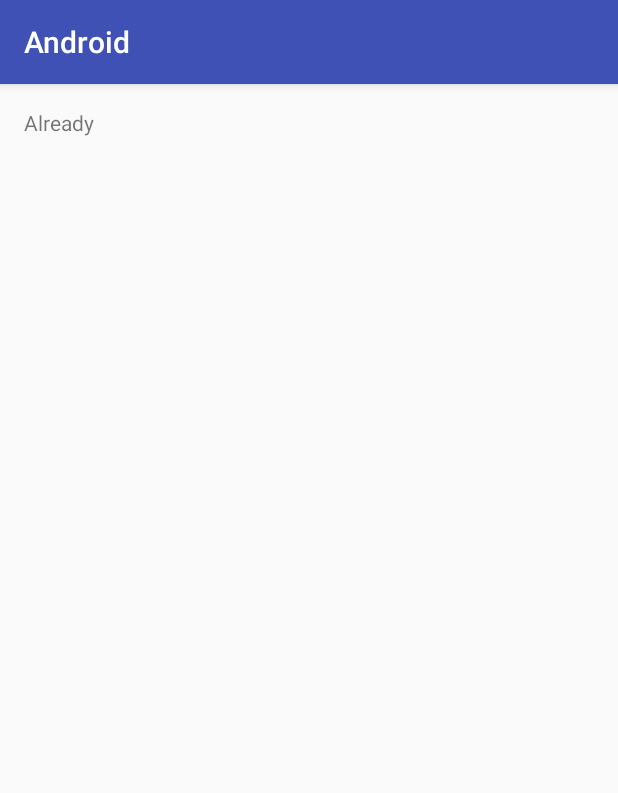
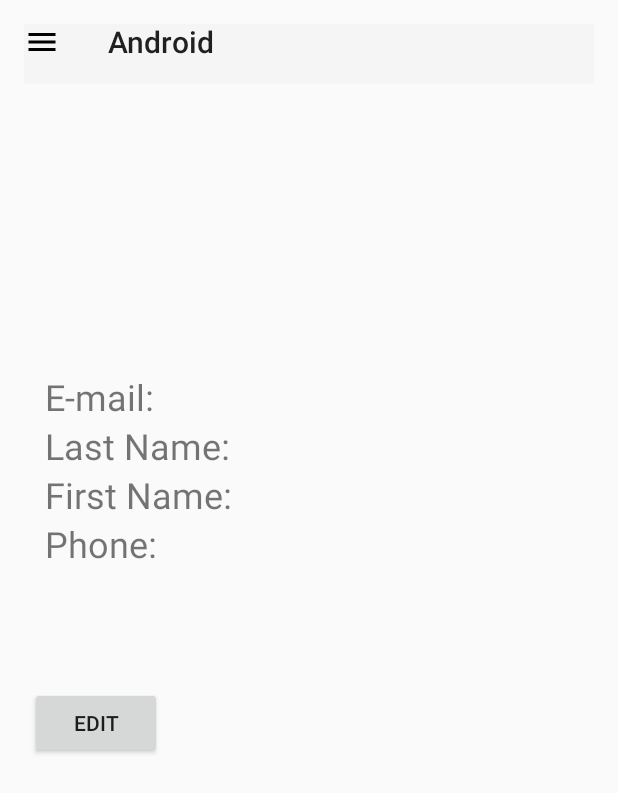
Before and after one commit to Programeezy/AndroidLab, an Android app: the screen it shows after launch (MainActivity), on a phone screen of 412 x 824 dp. Shown: the top 793 px of the screen. Run offline under Robolectric (Android 15) with nearby library versions, the phone set to English and light mode, and no system bars.

Commit message:
Add profile fragment

```diff
--- a/app/src/main/AndroidManifest.xml
+++ b/app/src/main/AndroidManifest.xml
@@ -1,5 +1,6 @@
 <?xml version="1.0" encoding="utf-8"?>
 <manifest xmlns:android="http://schemas.android.com/apk/res/android"
+    xmlns:tools="http://schemas.android.com/tools"
     package="tim.android" >
     <uses-permission android:name="android.permission.READ_PHONE_STATE" />
     <application
@@ -7,7 +8,8 @@
         android:icon="@mipmap/ic_launcher"
         android:label="@string/app_name"
         android:supportsRtl="true"
-        android:theme="@style/AppTheme" >
+        android:theme="@style/Theme.AppCompat.Light.NoActionBar"
+        tools:ignore="GoogleAppIndexingWarning">
         <activity android:name=".MainActivity" >
             <intent-filter>
                 <action android:name="android.intent.action.MAIN" />
--- a/app/src/main/java/tim/android/MainActivity.java
+++ b/app/src/main/java/tim/android/MainActivity.java
@@ -3,25 +3,65 @@
 import android.Manifest;
 import android.content.Context;
 import android.content.pm.PackageManager;
+import android.net.Uri;
 import android.os.Bundle;
-import android.support.annotation.NonNull;
-import android.support.v4.app.ActivityCompat;
-import android.support.v4.content.ContextCompat;
-import android.support.v7.app.AppCompatActivity;
 import android.telephony.TelephonyManager;
+import android.view.MenuItem;
 import android.widget.TextView;
 import android.widget.Toast;
 
-public class MainActivity extends AppCompatActivity {
+import com.google.android.material.navigation.NavigationView;
+
+import androidx.annotation.NonNull;
+import androidx.appcompat.app.ActionBar;
+import androidx.appcompat.app.AppCompatActivity;
+import androidx.appcompat.widget.Toolbar;
+import androidx.core.app.ActivityCompat;
+import androidx.core.content.ContextCompat;
+import androidx.core.view.GravityCompat;
+import androidx.drawerlayout.widget.DrawerLayout;
+import androidx.fragment.app.Fragment;
+import androidx.fragment.app.FragmentManager;
+import androidx.navigation.NavController;
+import androidx.navigation.Navigation;
+
+
+public class MainActivity extends AppCompatActivity implements ProfileFragment.OnFragmentInteractionListener {
 
     private final int REQUEST_PERMISSION_PHONE_STATE = 1;
+    private DrawerLayout mDrawerLayout;
+    private NavController navController;
 
     @Override
     protected void onCreate(Bundle savedInstanceState) {
         super.onCreate(savedInstanceState);
         setContentView(R.layout.activity_main);
+
+        mDrawerLayout = findViewById(R.id.draw_layout);
+        navController = Navigation.findNavController(this, R.id.my_nav_host_fragment);
+
+        NavigationView navigationView = findViewById(R.id.nav_view);
+        navigationView.setNavigationItemSelectedListener(
+                new NavigationView.OnNavigationItemSelectedListener() {
+                    @Override
+                    public boolean onNavigationItemSelected(MenuItem menuItem) {
+                        // set item as selected to persist highlight
+                        selectDrawerItem(menuItem);
+
+                        // Add code here to update the UI based on the item selected
+                        // For example, swap UI fragments here
+
+                        return true;
+                    }
+                });
+
+        Toolbar toolbar = findViewById(R.id.toolbar);
+        setSupportActionBar(toolbar);
+        ActionBar actionbar = getSupportActionBar();
+        actionbar.setDisplayHomeAsUpEnabled(true);
+        actionbar.setHomeAsUpIndicator(R.drawable.ic_menu_black_24dp);
         TelephonyManager tm = (TelephonyManager) getSystemService(Context.TELEPHONY_SERVICE);
-        TextView imeiView = (TextView) findViewById(R.id.textView);
+        TextView imeiView = findViewById(R.id.textView);
 
         if (ContextCompat.checkSelfPermission(this,
                 Manifest.permission.READ_PHONE_STATE)
@@ -46,6 +86,37 @@
     }
 
     @Override
+    public boolean onOptionsItemSelected(MenuItem item) {
+        switch (item.getItemId()) {
+            case android.R.id.home:
+                mDrawerLayout.openDrawer(GravityCompat.START);
+                return true;
+        }
+        return super.onOptionsItemSelected(item);
+    }
+
+    public void selectDrawerItem(MenuItem menuItem) {
+        // Создать новый фрагмент и задать фрагмент для отображения
+        // на основе нажатия на элемент навигации
+        Fragment fragment = null;
+        Class fragmentClass;
+        switch(menuItem.getItemId()) {
+            case R.id.nav_profile:
+                navController.navigate(R.id.profileFragment);
+                break;
+            default:
+                fragmentClass = ProfileFragment.class;
+        }
+
+        // Выделение существующего элемента выполнено с помощью
+        // NavigationView
+        menuItem.setChecked(true);
+        // Установить заголовок для action bar'а
+        setTitle(menuItem.getTitle());
+        // Закрыть navigation drawer
+        mDrawerLayout.closeDrawers();
+    }
+    @Override
     public void onRequestPermissionsResult(int requestCode, @NonNull String[] permissions, @NonNull int[] grantResults) {
         super.onRequestPermissionsResult(requestCode, permissions, grantResults);
         TextView imeiView = (TextView) findViewById(R.id.textView);
@@ -59,9 +130,14 @@
                 } else {
                     imeiView.setText("Denied!");
                 }
-                return;
             }
 
         }
     }
+
+
+    @Override
+    public void onFragmentInteraction(Uri uri) {
+
+    }
 }
--- /dev/null
+++ b/app/src/main/java/tim/android/ProfileFragment.java
@@ -0,0 +1,127 @@
+package tim.android;
+
+import android.content.Context;
+import android.net.Uri;
+import android.os.Bundle;
+
+import androidx.annotation.NonNull;
+import androidx.fragment.app.Fragment;
+
+import android.view.LayoutInflater;
+import android.view.View;
+import android.view.ViewGroup;
+import android.widget.Button;
+import android.widget.ViewSwitcher;
+
+import java.util.Objects;
+
+
+/**
+ * A simple {@link Fragment} subclass.
+ * Activities that contain this fragment must implement the
+ * {@link ProfileFragment.OnFragmentInteractionListener} interface
+ * to handle interaction events.
+ * Use the {@link ProfileFragment#newInstance} factory method to
+ * create an instance of this fragment.
+ */
+public class ProfileFragment extends Fragment {
+    // TODO: Rename parameter arguments, choose names that match
+    // the fragment initialization parameters, e.g. ARG_ITEM_NUMBER
+    private static final String ARG_PARAM1 = "param1";
+    private static final String ARG_PARAM2 = "param2";
+
+    // TODO: Rename and change types of parameters
+    private String mParam1;
+    private String mParam2;
+    private ViewSwitcher viewSwitcher;
+    private OnFragmentInteractionListener mListener;
+
+    public ProfileFragment() {
+        // Required empty public constructor
+    }
+
+    /**
+     * Use this factory method to create a new instance of
+     * this fragment using the provided parameters.
+     *
+     * @param param1 Parameter 1.
+     * @param param2 Parameter 2.
+     * @return A new instance of fragment ProfileFragment.
+     */
+    // TODO: Rename and change types and number of parameters
+    public static ProfileFragment newInstance(String param1, String param2) {
+        ProfileFragment fragment = new ProfileFragment();
+        Bundle args = new Bundle();
+        args.putString(ARG_PARAM1, param1);
+        args.putString(ARG_PARAM2, param2);
+        fragment.setArguments(args);
+        return fragment;
+    }
+
+    @Override
+    public void onCreate(Bundle savedInstanceState) {
+        super.onCreate(savedInstanceState);
+        if (getArguments() != null) {
+            mParam1 = getArguments().getString(ARG_PARAM1);
+            mParam2 = getArguments().getString(ARG_PARAM2);
+        }
+
+
+    }
+
+    @Override
+    public View onCreateView(@NonNull LayoutInflater inflater, ViewGroup container,
+                             Bundle savedInstanceState) {
+        // Inflate the layout for this fragment
+
+        View root = inflater.inflate(R.layout.fragment_profile, container, false);
+        viewSwitcher = root.findViewById(R.id.view_switcher);
+        Button editButton = root.findViewById(R.id.edit_button);
+        editButton.setOnClickListener(new View.OnClickListener() {
+            @Override
+            public void onClick(View v) {
+                viewSwitcher.showNext();
+            }
+        });
+        return root;
+    }
+
+    // TODO: Rename method, update argument and hook method into UI event
+    public void onButtonPressed(Uri uri) {
+        if (mListener != null) {
+            mListener.onFragmentInteraction(uri);
+        }
+    }
+
+    @Override
+    public void onAttach(Context context) {
+        super.onAttach(context);
+        if (context instanceof OnFragmentInteractionListener) {
+            mListener = (OnFragmentInteractionListener) context;
+        } else {
+            throw new RuntimeException(context.toString()
+                    + " must implement OnFragmentInteractionListener");
+        }
+    }
+
+    @Override
+    public void onDetach() {
+        super.onDetach();
+        mListener = null;
+    }
+
+    /**
+     * This interface must be implemented by activities that contain this
+     * fragment to allow an interaction in this fragment to be communicated
+     * to the activity and potentially other fragments contained in that
+     * activity.
+     * <p>
+     * See the Android Training lesson <a href=
+     * "http://developer.android.com/training/basics/fragments/communicating.html"
+     * >Communicating with Other Fragments</a> for more information.
+     */
+    public interface OnFragmentInteractionListener {
+        // TODO: Update argument type and name
+        void onFragmentInteraction(Uri uri);
+    }
+}
--- /dev/null
+++ b/app/src/main/res/drawable/ic_menu_black_24dp.xml
@@ -0,0 +1,9 @@
+<vector xmlns:android="http://schemas.android.com/apk/res/android"
+        android:width="24dp"
+        android:height="24dp"
+        android:viewportWidth="24.0"
+        android:viewportHeight="24.0">
+    <path
+        android:fillColor="#FF000000"
+        android:pathData="M3,18h18v-2L3,16v2zM3,13h18v-2L3,11v2zM3,6v2h18L21,6L3,6z"/>
+</vector>
--- a/app/src/main/res/layout-land/activity_main.xml
+++ b/app/src/main/res/layout-land/activity_main.xml
@@ -1,11 +1,19 @@
 <?xml version="1.0" encoding="utf-8"?>
-<RelativeLayout xmlns:android="http://schemas.android.com/apk/res/android"
+<androidx.drawerlayout.widget.DrawerLayout xmlns:android="http://schemas.android.com/apk/res/android"
                 android:layout_width="match_parent"
+                android:id="@+id/draw_layout"
                 android:layout_height="match_parent">
+
+    <FrameLayout
+        android:id="@+id/content_frame"
+        android:layout_width="match_parent"
+        android:layout_height="match_parent" />
+
+    <!-- Container for contents of drawer - use NavigationView to make configuration easier -->
 
     <TextView
             android:layout_width="wrap_content"
             android:layout_height="wrap_content"
             android:text=""
             android:id="@+id/textView"/>
-</RelativeLayout>
+</androidx.drawerlayout.widget.DrawerLayout>
--- a/app/src/main/res/layout/activity_main.xml
+++ b/app/src/main/res/layout/activity_main.xml
@@ -1,8 +1,8 @@
 <?xml version="1.0" encoding="utf-8"?>
-<RelativeLayout
-    xmlns:android="http://schemas.android.com/apk/res/android"
+<androidx.drawerlayout.widget.DrawerLayout xmlns:android="http://schemas.android.com/apk/res/android"
     xmlns:tools="http://schemas.android.com/tools"
-    android:id="@+id/activity_main"
+    xmlns:app="http://schemas.android.com/apk/res-auto"
+    android:id="@+id/draw_layout"
     android:layout_width="match_parent"
     android:layout_height="match_parent"
     android:paddingLeft="@dimen/activity_horizontal_margin"
@@ -11,9 +11,42 @@
     android:paddingBottom="@dimen/activity_vertical_margin"
     tools:context="tim.android.MainActivity">
 
-    <TextView
+    <LinearLayout
+        android:id="@+id/content_frame"
+        android:layout_width="match_parent"
+        android:layout_height="match_parent"
+        android:orientation="vertical">
+
+        <androidx.appcompat.widget.Toolbar
+            android:id="@+id/toolbar"
+            android:layout_width="match_parent"
+            android:layout_height="?attr/actionBarSize"
+            android:background="?attr/colorPrimary"
+            android:theme="@style/ThemeOverlay.AppCompat.ActionBar" />
+
+        <fragment
+            android:layout_width="match_parent"
+            android:layout_height="match_parent"
+            android:id="@+id/my_nav_host_fragment"
+            android:name="androidx.navigation.fragment.NavHostFragment"
+            app:navGraph="@navigation/nav_graph"
+            app:defaultNavHost="true"
+            />
+
+        <TextView
+            android:layout_width="wrap_content"
+            android:layout_height="wrap_content"
+            android:text=""
+            android:id="@+id/textView"/>
+    </LinearLayout>
+
+    <!-- Container for contents of drawer - use NavigationView to make configuration easier -->
+    <com.google.android.material.navigation.NavigationView
+        android:id="@+id/nav_view"
         android:layout_width="wrap_content"
-        android:layout_height="wrap_content"
-        android:text=""
-        android:id="@+id/textView"/>
-</RelativeLayout>
+        android:layout_height="match_parent"
+        android:layout_gravity="start"
+        android:fitsSystemWindows="true"
+        app:menu="@menu/drawer_view"/>
+
+</androidx.drawerlayout.widget.DrawerLayout>
--- /dev/null
+++ b/app/src/main/res/layout/fragment_profile.xml
@@ -0,0 +1,224 @@
+<?xml version="1.0" encoding="utf-8"?>
+
+<LinearLayout xmlns:android="http://schemas.android.com/apk/res/android"
+    xmlns:app="http://schemas.android.com/apk/res-auto"
+    xmlns:tools="http://schemas.android.com/tools"
+    android:layout_width="match_parent"
+    android:layout_height="match_parent"
+    android:orientation="vertical"
+    tools:context=".ProfileFragment">
+
+    <!-- TODO: Update blank fragment layout -->
+
+
+    <ImageView
+        android:id="@+id/imageView"
+        android:layout_width="200dp"
+        android:layout_height="192dp"
+        android:contentDescription="@string/photo_contentDescription"
+        android:paddingTop="30dp"
+        tools:src="@tools:sample/avatars" />
+
+    <ViewSwitcher
+        android:id="@+id/view_switcher"
+        android:layout_width="match_parent"
+        android:layout_height="210dp">
+
+        <TableLayout
+            android:layout_width="match_parent"
+            android:layout_height="match_parent"
+            android:layout_gravity="bottom">
+
+            <TableRow
+                android:layout_width="match_parent"
+                android:layout_height="match_parent">
+
+                <TextView
+                    android:id="@+id/email_label"
+                    android:layout_width="match_parent"
+                    android:layout_height="wrap_content"
+                    android:paddingStart="30dp"
+                    android:paddingEnd="30dp"
+                    android:text="@string/email_label"
+                    android:textSize="24sp" />
+
+                <TextView
+                    android:id="@+id/email"
+                    android:layout_width="match_parent"
+                    android:layout_height="wrap_content"
+                    android:text=""
+                    android:textSize="24sp" />
+            </TableRow>
+
+            <TableRow
+                android:layout_width="match_parent"
+                android:layout_height="match_parent">
+
+                <TextView
+                    android:id="@+id/last_name_label"
+                    android:layout_width="match_parent"
+                    android:layout_height="wrap_content"
+                    android:paddingStart="30dp"
+                    android:paddingEnd="30dp"
+                    android:text="@string/last_name_label"
+                    android:textSize="24sp" />
+
+                <TextView
+                    android:id="@+id/last_name"
+                    android:layout_width="match_parent"
+                    android:layout_height="wrap_content"
+                    android:text=""
+                    android:textSize="24sp" />
+            </TableRow>
+
+            <TableRow
+                android:layout_width="match_parent"
+                android:layout_height="match_parent">
+
+                <TextView
+                    android:id="@+id/first_name_label"
+                    android:layout_width="match_parent"
+                    android:layout_height="wrap_content"
+                    android:paddingStart="30dp"
+                    android:paddingEnd="30dp"
+                    android:text="@string/first_name_label"
+                    android:textSize="24sp" />
+
+                <TextView
+                    android:id="@+id/first_name"
+                    android:layout_width="match_parent"
+                    android:layout_height="wrap_content"
+                    android:text=""
+                    android:textSize="24sp" />
+            </TableRow>
+
+            <TableRow
+                android:layout_width="match_parent"
+                android:layout_height="match_parent">
+
+                <TextView
+                    android:id="@+id/phone_label"
+                    android:layout_width="match_parent"
+                    android:layout_height="wrap_content"
+                    android:paddingStart="30dp"
+                    android:paddingEnd="30dp"
+                    android:text="@string/phone_label"
+                    android:textSize="24sp" />
+
+                <TextView
+                    android:id="@+id/phone"
+                    android:layout_width="match_parent"
+                    android:layout_height="wrap_content"
+                    android:text=""
+                    android:textSize="24sp" />
+            </TableRow>
+        </TableLayout>
+
+        <TableLayout
+            android:layout_width="match_parent"
+            android:layout_height="match_parent"
+            android:layout_gravity="bottom">
+
+            <TableRow
+                android:layout_width="match_parent"
+                android:layout_height="wrap_content">
+
+                <TextView
+                    android:id="@+id/email_label_edit"
+                    android:layout_width="match_parent"
+                    android:layout_height="wrap_content"
+                    android:paddingStart="30dp"
+                    android:paddingEnd="30dp"
+                    android:text="@string/email_label"
+                    android:textSize="24sp" />
+
+                <EditText
+                    android:id="@+id/email_edit"
+                    android:layout_width="match_parent"
+                    android:layout_height="wrap_content"
+                    android:inputType="textEmailAddress"
+                    android:labelFor="@id/email"
+                    android:textSize="18sp"
+                    android:hint="@string/enter_email"
+                    android:ems="15"
+                    />
+            </TableRow>
+
+            <TableRow
+                android:layout_width="match_parent"
+                android:layout_height="wrap_content">
+
+                <TextView
+                    android:id="@+id/last_name_label_edit"
+                    android:layout_width="match_parent"
+                    android:layout_height="wrap_content"
+                    android:paddingStart="30dp"
+                    android:paddingEnd="30dp"
+                    android:text="@string/last_name_label"
+                    android:textSize="24sp" />
+
+                <EditText
+                    android:id="@+id/last_name_edit"
+                    android:layout_width="match_parent"
+                    android:layout_height="wrap_content"
+                    android:inputType="text"
+                    android:labelFor="@id/last_name"
+                    android:hint="@string/last_name_hint"
+                    android:textSize="18sp" />
+            </TableRow>
+
+            <TableRow
+                android:layout_width="match_parent"
+                android:layout_height="wrap_content">
+
+                <TextView
+                    android:id="@+id/first_name_label_edit"
+                    android:layout_width="match_parent"
+                    android:layout_height="wrap_content"
+                    android:paddingStart="30dp"
+                    android:paddingEnd="30dp"
+                    android:text="@string/first_name_label"
+                    android:textSize="24sp" />
+
+                <EditText
+                    android:id="@+id/first_name_edit"
+                    android:layout_width="match_parent"
+                    android:layout_height="wrap_content"
+                    android:inputType="text"
+                    android:labelFor="@id/first_name"
+                    android:hint="@string/first_name_hint"
+                    android:textSize="18sp" />
+            </TableRow>
+
+            <TableRow
+                android:layout_width="match_parent"
+                android:layout_height="wrap_content">
+
+                <TextView
+                    android:id="@+id/phone_label_edit"
+                    android:layout_width="match_parent"
+                    android:layout_height="wrap_content"
+                    android:paddingStart="30dp"
+                    android:paddingEnd="30dp"
+                    android:text="@string/phone_label"
+                    android:textSize="24sp" />
+
+                <EditText
+                    android:id="@+id/phone_edit"
+                    android:layout_width="match_parent"
+                    android:layout_height="wrap_content"
+                    android:inputType="phone"
+                    android:labelFor="@id/phone"
+                    android:hint="@string/phone_hint"
+                    android:textSize="18sp" />
+            </TableRow>
+        </TableLayout>
+
+    </ViewSwitcher>
+    <Button
+        android:id="@+id/edit_button"
+        android:layout_width="wrap_content"
+        android:layout_height="wrap_content"
+        android:layout_marginStart="20dp"
+        android:text="Edit"/>
+</LinearLayout>
--- /dev/null
+++ b/app/src/main/res/menu/drawer_view.xml
@@ -0,0 +1,11 @@
+<?xml version="1.0" encoding="utf-8"?>
+<menu xmlns:android="http://schemas.android.com/apk/res/android">
+    <group android:checkableBehavior="single">
+        <item
+            android:id="@+id/nav_profile"
+            android:title="@string/nav_profile" />
+        <item
+            android:id="@+id/nav_about"
+            android:title="@string/nav_about" />
+    </group>
+</menu>
--- /dev/null
+++ b/app/src/main/res/navigation/nav_graph.xml
@@ -0,0 +1,22 @@
+<?xml version="1.0" encoding="utf-8"?>
+<navigation xmlns:android="http://schemas.android.com/apk/res/android"
+    xmlns:app="http://schemas.android.com/apk/res-auto"
+    xmlns:tools="http://schemas.android.com/tools"
+    android:id="@+id/nav_graph"
+    app:startDestination="@id/profileFragment">
+
+    <fragment
+        android:id="@+id/profileFragment"
+        android:name="tim.android.ProfileFragment"
+        android:label="fragment_profile"
+        tools:layout="@layout/fragment_profile" >
+        <action
+            android:id="@+id/action_profileFragment_to_mainActivity2"
+            app:destination="@id/mainActivity" />
+    </fragment>
+    <activity
+        android:id="@+id/mainActivity"
+        android:name="tim.android.MainActivity"
+        android:label="activity_main"
+        tools:layout="@layout/activity_main" />
+</navigation>
--- a/app/src/main/res/values/strings.xml
+++ b/app/src/main/res/values/strings.xml
@@ -1,3 +1,15 @@
 <resources>
     <string name="app_name">Android</string>
+    <string name="nav_profile">Profile</string>
+    <string name="nav_about">About</string>
+    <string name="hello_blank_fragment">Hello blank fragment</string>
+    <string name="photo_contentDescription">Photo</string>
+    <string name="email_label">E-mail:</string>
+    <string name="last_name_label">Last Name:</string>
+    <string name="first_name_label">First Name:</string>
+    <string name="phone_label">Phone:</string>
+    <string name="enter_email">Enter your e-mail</string>
+    <string name="last_name_hint">Enter your last name</string>
+    <string name="first_name_hint">Enter your first name</string>
+    <string name="phone_hint">Enter your phone number</string>
 </resources>
--- a/build.gradle
+++ b/build.gradle
@@ -3,9 +3,10 @@
 buildscript {
     repositories {
         jcenter()
+        google()
     }
     dependencies {
-        classpath 'com.android.tools.build:gradle:2.2.0'
+        classpath 'com.android.tools.build:gradle:3.2.1'
 
         // NOTE: Do not place your application dependencies here; they belong
         // in the individual module build.gradle files
@@ -15,6 +16,7 @@
 allprojects {
     repositories {
         jcenter()
+        google()
     }
 }
 
--- a/gradle.properties
+++ b/gradle.properties
@@ -10,7 +10,8 @@
 # Specifies the JVM arguments used for the daemon process.
 # The setting is particularly useful for tweaking memory settings.
 org.gradle.jvmargs=-Xmx1536m
-
+android.useAndroidX=true
+android.enableJetifier=true
 # When configured, Gradle will run in incubating parallel mode.
 # This option should only be used with decoupled projects. More details, visit
 # http://www.gradle.org/docs/current/userguide/multi_project_builds.html#sec:decoupled_projects
```
Also changed, not shown: app/build.gradle (+13 -8 lines), gradle/wrapper/gradle-wrapper.properties, 3 other files.
